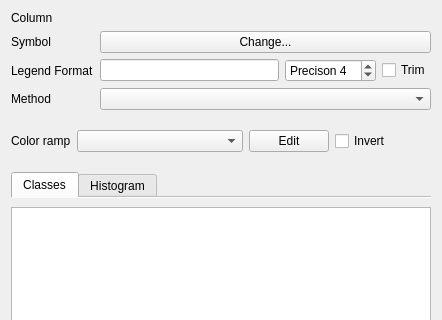
Old version of the form src/ui/qgsgraduatedsymbolrendererv2widget.ui in the repository carsmie/QGIS; both pictures show x 0 to 442 and y 0 to 320 of the 442 by 554 pixel window.
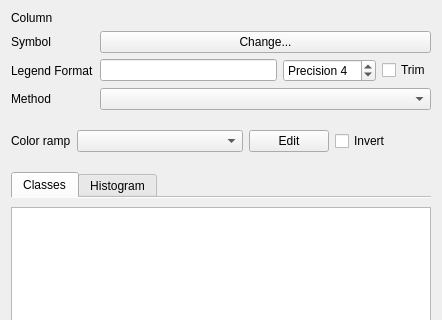
New version of the form. Icons and pictures are not drawn. Custom widgets are drawn as their Qt base class.

```diff
--- a/src/ui/qgsgraduatedsymbolrendererv2widget.ui
+++ b/src/ui/qgsgraduatedsymbolrendererv2widget.ui
@@ -109,7 +109,7 @@
 Negative rounds to powers of 10</string>
        </property>
        <property name="prefix">
-        <string>Precison </string>
+        <string>Precision </string>
        </property>
        <property name="minimum">
         <number>0</number>
```
